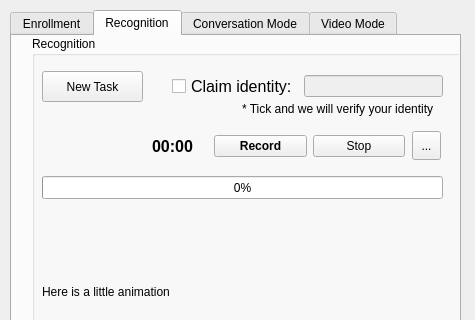
ppwwyyxx/speaker-recognition, file gui/edytor2.ui: the form before one commit; both pictures show x 0 to 475 and y 0 to 320 of the 475 by 592 pixel window.
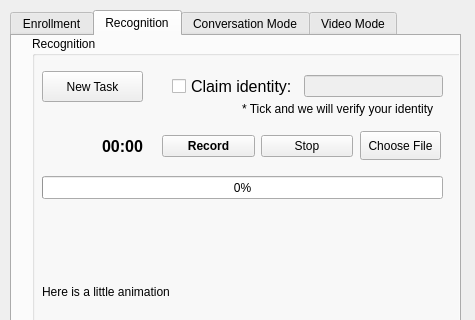
The form after the commit. The open tabs and pages were chosen to show the change.

What changed in the file:
```diff
--- a/gui/edytor2.ui
+++ b/gui/edytor2.ui
@@ -426,7 +426,7 @@
      <widget class="QLabel" name="Animation_2">
       <property name="geometry">
        <rect>
-        <x>30</x>
+        <x>10</x>
         <y>70</y>
         <width>61</width>
         <height>61</height>
@@ -492,7 +492,7 @@
      <widget class="QLabel" name="recoTime">
       <property name="geometry">
        <rect>
-        <x>120</x>
+        <x>70</x>
         <y>100</y>
         <width>51</width>
         <height>21</height>
@@ -569,7 +569,7 @@
      <widget class="QWidget" name="horizontalLayoutWidget_6">
       <property name="geometry">
        <rect>
-        <x>182</x>
+        <x>130</x>
         <y>90</y>
         <width>191</width>
         <height>41</height>
@@ -601,14 +601,14 @@
      <widget class="QToolButton" name="recoFile">
       <property name="geometry">
        <rect>
-        <x>380</x>
+        <x>328</x>
         <y>95</y>
-        <width>29</width>
+        <width>81</width>
         <height>29</height>
        </rect>
       </property>
       <property name="text">
-       <string>...</string>
+       <string>Choose File</string>
       </property>
      </widget>
     </widget>
```
